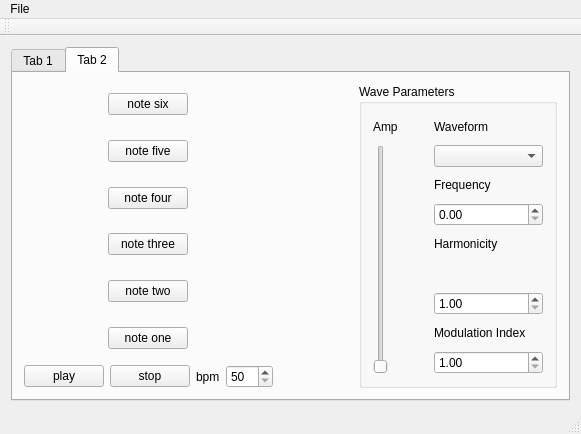
Qt form Sequencer/mainwindow.ui (rokthewok/ECE4974) before a commit.
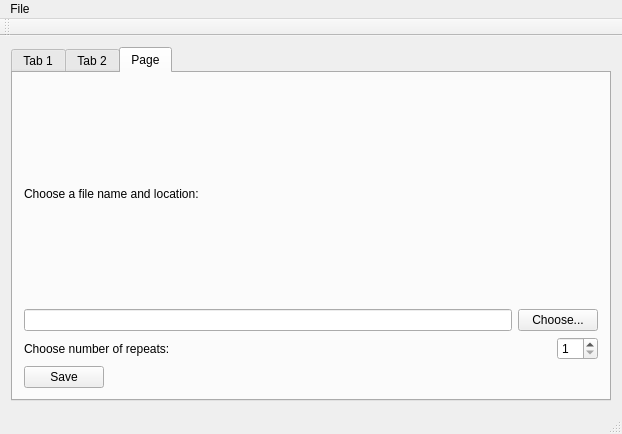
The same form after that commit.

```diff
--- a/Sequencer/mainwindow.ui
+++ b/Sequencer/mainwindow.ui
@@ -6,7 +6,7 @@
    <rect>
     <x>0</x>
     <y>0</y>
-    <width>581</width>
+    <width>622</width>
     <height>434</height>
    </rect>
   </property>
@@ -18,7 +18,7 @@
     <item row="0" column="0">
      <widget class="QTabWidget" name="tabWidget">
       <property name="currentIndex">
-       <number>1</number>
+       <number>2</number>
       </property>
       <widget class="QWidget" name="sequencerTab">
        <attribute name="title">
@@ -282,6 +282,74 @@
         </item>
        </layout>
       </widget>
+      <widget class="QWidget" name="tab">
+       <attribute name="title">
+        <string>Page</string>
+       </attribute>
+       <layout class="QVBoxLayout" name="verticalLayout">
+        <item>
+         <widget class="QLabel" name="filenameLabel">
+          <property name="text">
+           <string>Choose a file name and location:</string>
+          </property>
+         </widget>
+        </item>
+        <item>
+         <layout class="QHBoxLayout" name="horizontalLayout">
+          <item>
+           <widget class="QLineEdit" name="filenameLine"/>
+          </item>
+          <item>
+           <widget class="QPushButton" name="chooseButton">
+            <property name="text">
+             <string>Choose...</string>
+            </property>
+           </widget>
+          </item>
+         </layout>
+        </item>
+        <item>
+         <layout class="QHBoxLayout" name="horizontalLayout_2">
+          <item>
+           <widget class="QLabel" name="repeatsLabel">
+            <property name="text">
+             <string>Choose number of repeats:</string>
+            </property>
+           </widget>
+          </item>
+          <item>
+           <widget class="QSpinBox" name="repeatSpinBox">
+            <property name="sizePolicy">
+             <sizepolicy hsizetype="Fixed" vsizetype="Fixed">
+              <horstretch>0</horstretch>
+              <verstretch>0</verstretch>
+             </sizepolicy>
+            </property>
+            <property name="minimum">
+             <number>1</number>
+            </property>
+            <property name="maximum">
+             <number>16</number>
+            </property>
+           </widget>
+          </item>
+         </layout>
+        </item>
+        <item>
+         <widget class="QPushButton" name="saveButton">
+          <property name="sizePolicy">
+           <sizepolicy hsizetype="Fixed" vsizetype="Fixed">
+            <horstretch>0</horstretch>
+            <verstretch>0</verstretch>
+           </sizepolicy>
+          </property>
+          <property name="text">
+           <string>Save</string>
+          </property>
+         </widget>
+        </item>
+       </layout>
+      </widget>
      </widget>
     </item>
    </layout>
@@ -291,7 +359,7 @@
     <rect>
      <x>0</x>
      <y>0</y>
-     <width>581</width>
+     <width>622</width>
      <height>29</height>
     </rect>
    </property>
```
Left out of the diff: 5 changed lines with no effect on the pictures.
